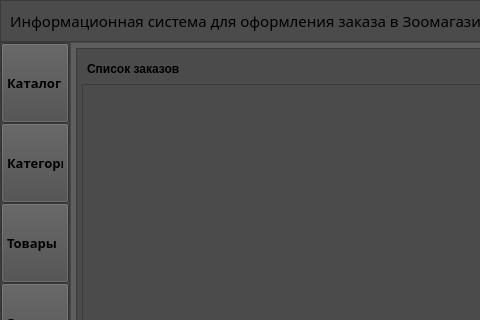
This is ui_main.ui in DaniilKOT112/Information-system-for-ordering as Qt 5 draws it before an edit; both pictures show x 0 to 480 and y 0 to 320 of the 1043 by 572 pixel window. The edited form follows.
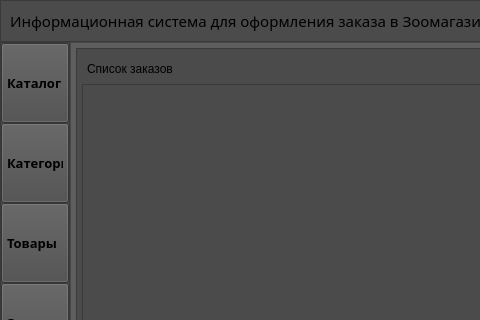
This is the edited form. The open tabs and pages were chosen to show the change. Icons and pictures are not drawn.

Patch:
```diff
--- a/ui_main.ui
+++ b/ui_main.ui
@@ -2099,8 +2099,7 @@
                        <item>
                         <widget class="QLabel" name="label_23">
                          <property name="styleSheet">
-                          <string notr="true">font: 75 11pt &quot;Montserrat&quot;;
-font: bold;</string>
+                          <string notr="true">font: 63 11pt &quot;Segoe UI Variable Small Semibol&quot;;</string>
                          </property>
                          <property name="text">
                           <string>Список заказов</string>
```
Left out of the diff: 133 changed lines with no effect on the pictures.
